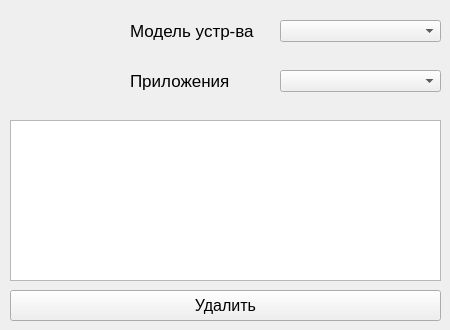
Before: the Qt Designer form ui.ui in m0t9/SAR, drawn with Qt 5.
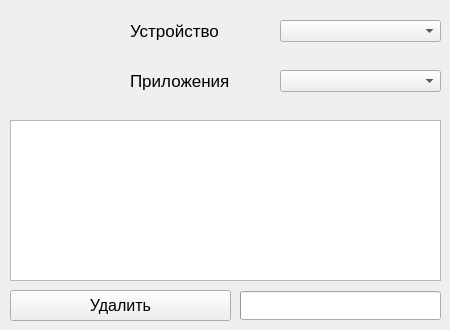
After: the same form once the commit is applied. Icons and pictures are not drawn.

Diff of the .ui file:
```diff
--- a/ui.ui
+++ b/ui.ui
@@ -95,7 +95,7 @@
      </font>
     </property>
     <property name="text">
-     <string>Модель устр-ва</string>
+     <string>Устройство</string>
     </property>
    </widget>
    <widget class="QPlainTextEdit" name="progress_log">
@@ -119,7 +119,7 @@
      <rect>
       <x>10</x>
       <y>290</y>
-      <width>431</width>
+      <width>221</width>
       <height>31</height>
      </rect>
     </property>
@@ -145,6 +145,22 @@
      <bool>false</bool>
     </property>
    </widget>
+   <widget class="QProgressBar" name="progress_bar">
+    <property name="geometry">
+     <rect>
+      <x>240</x>
+      <y>291</y>
+      <width>201</width>
+      <height>29</height>
+     </rect>
+    </property>
+    <property name="value">
+     <number>0</number>
+    </property>
+    <property name="textVisible">
+     <bool>false</bool>
+    </property>
+   </widget>
   </widget>
  </widget>
  <resources/>
```
